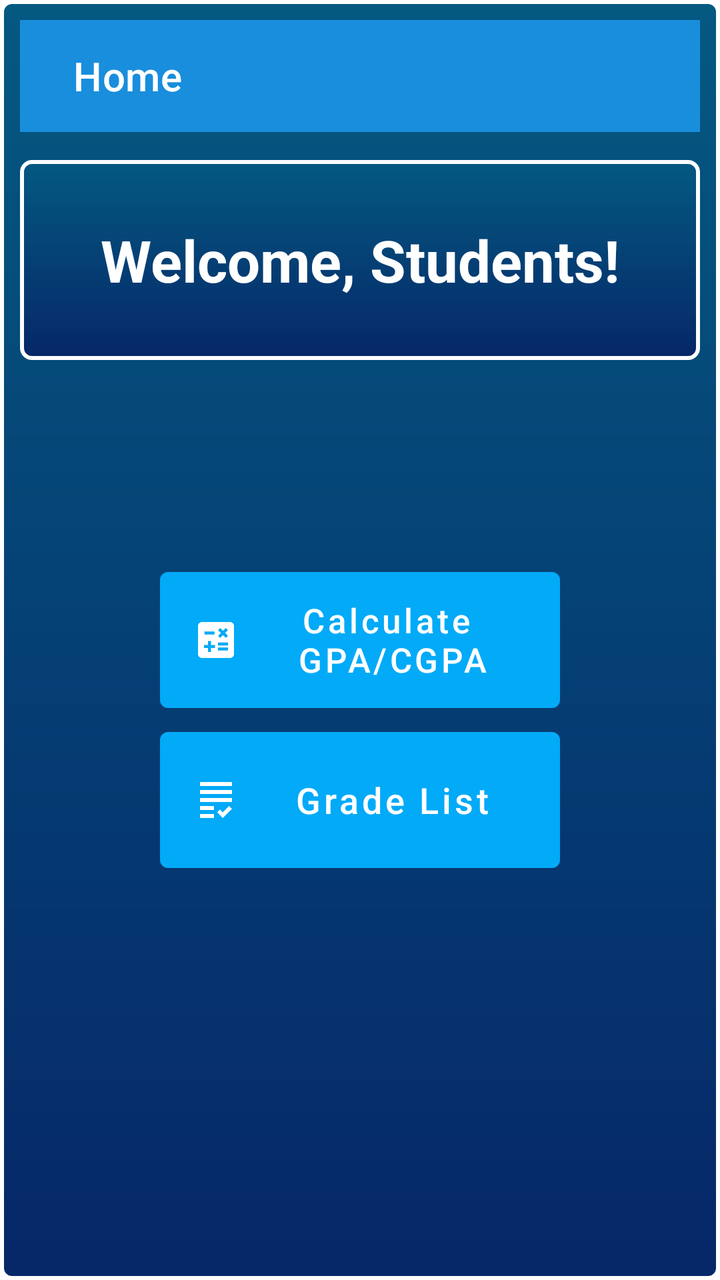
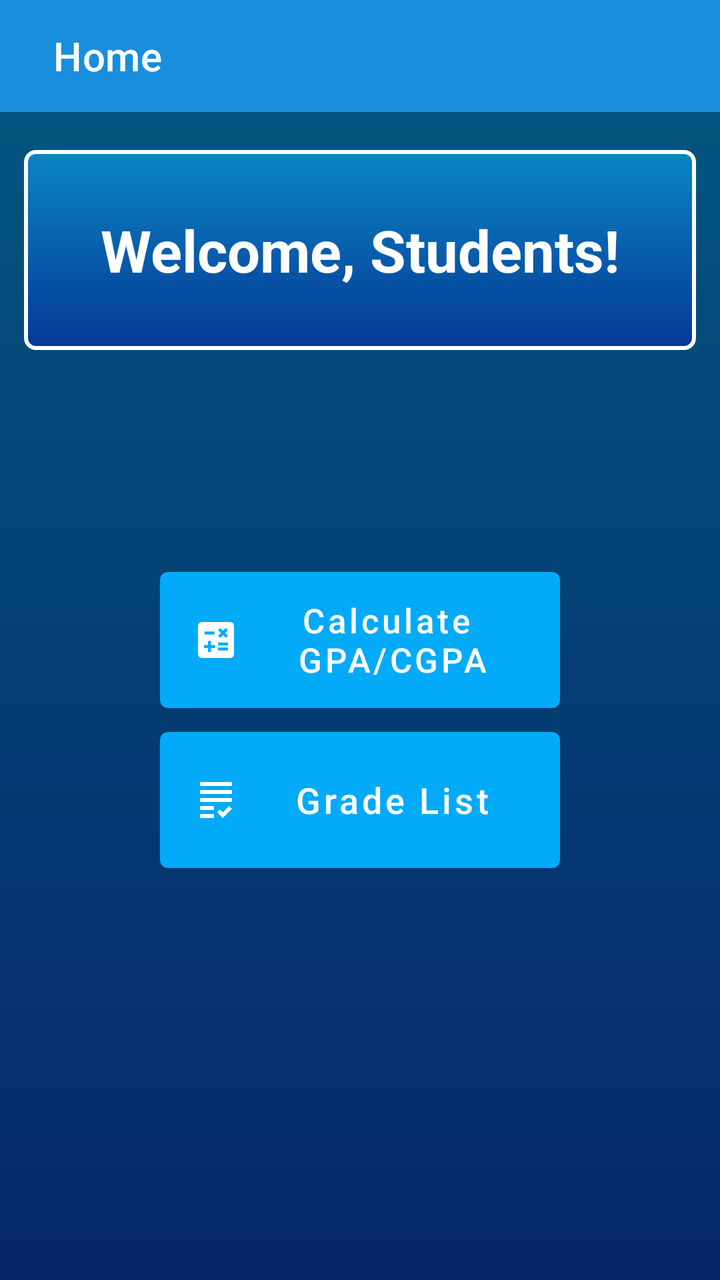

Two renders of the same Android screen: before a commit and after it. Below are the layout's source before the change and the commit's diff.
<!-- AndroidManifest.xml: activity theme HomeScreenAppBar -->
<!-- res/layout/activity_home.xml -->
<?xml version="1.0" encoding="utf-8"?>
<androidx.drawerlayout.widget.DrawerLayout
    xmlns:android="http://schemas.android.com/apk/res/android"
    xmlns:app="http://schemas.android.com/apk/res-auto"
    android:id="@+id/drawerLayout"
    android:layout_height="match_parent"
    android:layout_width="match_parent"
    xmlns:tools="http://schemas.android.com/tools"
    android:fitsSystemWindows="true"
    tools:openDrawer="start"
    tools:context=".HomeActivity">

    <RelativeLayout
        android:layout_width="match_parent"
        android:layout_height="match_parent"
        android:background="@drawable/main_text_background">

        <com.google.android.material.appbar.AppBarLayout
            android:layout_width="match_parent"
            android:layout_height="wrap_content">

            <androidx.appcompat.widget.Toolbar
                android:layout_width="match_parent"
                android:layout_height="wrap_content"
                android:id="@+id/toolbar"
                app:title="  Home"
                app:titleTextColor="@color/white"
                android:background="#198EDC"/>

        </com.google.android.material.appbar.AppBarLayout>

        
        <LinearLayout
            android:layout_width="match_parent"
            android:layout_height="100dp"
            android:layout_marginTop="70dp"
            android:background="@drawable/main_text_background"
            android:orientation="vertical">

            <TextView
                android:layout_width="match_parent"
                android:layout_height="match_parent"
                android:gravity="center"
                android:text="Welcome, Students!"
                android:textColor="@color/white"
                android:textSize="29sp"
                android:textStyle="bold" />
        </LinearLayout>

        
        <Button
            android:id="@+id/gpa_button"
            android:layout_width="200dp"
            android:layout_height="80dp"
            android:layout_centerInParent="true"
            android:textAllCaps="false"
            android:drawableLeft="@drawable/ic_baseline_calculate_24"
            android:drawableTint="@android:color/white"
            android:text="Calculate \nGPA/CGPA"
            android:textSize="17sp" />

        
        <Button
            android:id="@+id/grade_list_button"
            android:layout_width="200dp"
            android:layout_height="80dp"
            android:layout_below="@+id/gpa_button"
            android:layout_centerHorizontal="true"
            android:drawableLeft="@drawable/ic_baseline_grading_24"
            android:drawableTint="@android:color/white"
            android:text="Grade List"
            android:textAllCaps="false"
            android:textSize="18sp" />

    </RelativeLayout >

    <com.google.android.material.navigation.NavigationView
        android:id="@+id/navView"
        android:layout_width="wrap_content"
        android:layout_height="match_parent"
        android:fitsSystemWindows="true"
        android:layout_gravity="start"
        app:headerLayout="@layout/header_layout"
        app:menu="@menu/activity_main_drawer"
        />

</androidx.drawerlayout.widget.DrawerLayout>
<!-- res/layout/header_layout.xml (included above) -->
<?xml version="1.0" encoding="utf-8"?>
<LinearLayout
    xmlns:android="http://schemas.android.com/apk/res/android"
    android:layout_width="match_parent"
    android:layout_height="225dp"
    android:padding="14sp"
    android:gravity="bottom"
    android:background="@drawable/header_background"
    android:orientation="vertical">

    <ImageView
        android:layout_width="85dp"
        android:layout_height="85dp"
        android:padding="9dp"
        android:background="@drawable/circular_image"
        android:contentDescription="Header Image"
        android:src="@drawable/my_app_logo"/>

    <TextView
        android:layout_width="wrap_content"
        android:layout_height="wrap_content"
        android:layout_gravity="bottom"
        android:text="University of Sialkot"
        android:textColor="@color/white"
        android:textStyle="bold"
        android:textSize="20sp"/>

    <TextView
        android:layout_width="wrap_content"
        android:layout_height="wrap_content"
        android:layout_gravity="bottom"
        android:text="GPA CGPA Calculator"
        android:textColor="@color/white"
        android:textStyle="bold"
        android:textSize="16sp"/>


</LinearLayout>
<!-- resources referenced by this layout -->
<resources>
  <color name="white">#FFFFFFFF</color>
  <!-- drawable circular_image (drawable) -->
  <shape xmlns:android="http://schemas.android.com/apk/res/android"
      android:shape="oval">
      <solid android:color="#FFFFFF" />
  </shape>
  <!-- drawable header_background: jpg bitmap (drawable, 38093 bytes) -->
  <!-- drawable ic_baseline_calculate_24 (drawable) -->
  <vector android:height="24dp" android:tint="#2D2D2D"
      android:viewportHeight="24" android:viewportWidth="24"
      android:width="24dp" xmlns:android="http://schemas.android.com/apk/res/android">
      <path android:fillColor="@android:color/white" android:pathData="M19,3H5C3.9,3 3,3.9 3,5v14c0,1.1 0.9,2 2,2h14c1.1,0 2,-0.9 2,-2V5C21,3.9 20.1,3 19,3zM13.03,7.06L14.09,6l1.41,1.41L16.91,6l1.06,1.06l-1.41,1.41l1.41,1.41l-1.06,1.06L15.5,9.54l-1.41,1.41l-1.06,-1.06l1.41,-1.41L13.03,7.06zM6.25,7.72h5v1.5h-5V7.72zM11.5,16h-2v2H8v-2H6v-1.5h2v-2h1.5v2h2V16zM18,17.25h-5v-1.5h5V17.25zM18,14.75h-5v-1.5h5V14.75z"/>
  </vector>
  <!-- drawable ic_baseline_grading_24 (drawable) -->
  <vector android:height="24dp" android:tint="#2D2D2D"
      android:viewportHeight="24" android:viewportWidth="24"
      android:width="24dp" xmlns:android="http://schemas.android.com/apk/res/android">
      <path android:fillColor="@android:color/white" android:pathData="M4,7h16v2H4V7zM4,13h16v-2H4V13zM4,17h7v-2H4V17zM4,21h7v-2H4V21zM15.41,18.17L14,16.75l-1.41,1.41L15.41,21L20,16.42L18.58,15L15.41,18.17zM4,3v2h16V3H4z"/>
  </vector>
  <!-- drawable main_text_background (drawable) -->
  <shape xmlns:android="http://schemas.android.com/apk/res/android"
      android:shape="rectangle">
      <gradient
          android:endColor="#045981"
          android:startColor="#062768"
          android:angle="90" />
      <padding
          android:left="10dp"
          android:top="10dp"
          android:right="10dp"
          android:bottom="10dp" />
      <corners android:radius="5dp" />
      <stroke
          android:width="2dp"
          android:color="#FFFFFF" />
  </shape>
  <!-- drawable my_app_logo: png bitmap (drawable-v24, 102768 bytes) -->
  <style name="HomeScreenAppBar" parent="Theme.MaterialComponents.DayNight.NoActionBar">
          <item name="colorPrimary">#02AAF8</item>
          <item name="colorPrimaryVariant">@color/grey</item>
          <item name="colorOnPrimary">@color/white</item>
          
          <item name="colorSecondary">#000000</item>
          <item name="colorSecondaryVariant">#000000</item>
          <item name="colorOnSecondary">@color/black</item>
          
          <item name="android:statusBarColor" tools:targetApi="l">#81B1C1</item>
      </style>
  <color name="grey">#CDCDCD</color>
  <color name="black">#FF000000</color>
</resources>

<!-- the commit's change to res/layout/activity_home.xml (unified diff, before → after) -->
@@ -13,7 +13,7 @@
     <RelativeLayout
         android:layout_width="match_parent"
         android:layout_height="match_parent"
-        android:background="@drawable/main_text_background">
+        android:background="@drawable/main_background">
 
         <com.google.android.material.appbar.AppBarLayout
             android:layout_width="match_parent"
@@ -33,7 +33,9 @@
         <LinearLayout
             android:layout_width="match_parent"
             android:layout_height="100dp"
-            android:layout_marginTop="70dp"
+            android:layout_marginTop="75dp"
+            android:layout_marginStart="12dp"
+            android:layout_marginEnd="12dp"
             android:background="@drawable/main_text_background"
             android:orientation="vertical">
 
<!-- resource entries referenced after the edit -->
@@ -19,18 +19,22 @@
       android:width="24dp" xmlns:android="http://schemas.android.com/apk/res/android">
       <path android:fillColor="@android:color/white" android:pathData="M4,7h16v2H4V7zM4,13h16v-2H4V13zM4,17h7v-2H4V17zM4,21h7v-2H4V21zM15.41,18.17L14,16.75l-1.41,1.41L15.41,21L20,16.42L18.58,15L15.41,18.17zM4,3v2h16V3H4z"/>
   </vector>
-  <!-- drawable main_text_background (drawable) -->
+  <!-- drawable main_background (drawable) -->
   <shape xmlns:android="http://schemas.android.com/apk/res/android"
       android:shape="rectangle">
       <gradient
           android:endColor="#045981"
           android:startColor="#062768"
           android:angle="90" />
-      <padding
-          android:left="10dp"
-          android:top="10dp"
-          android:right="10dp"
-          android:bottom="10dp" />
+  </shape>
+  <!-- drawable main_text_background (drawable) -->
+  <shape xmlns:android="http://schemas.android.com/apk/res/android"
+      android:shape="rectangle">
+      <gradient
+          android:endColor="#0A86C1"
+          android:startColor="#063797"
+          android:angle="90" />
+  
       <corners android:radius="5dp" />
       <stroke
           android:width="2dp"
